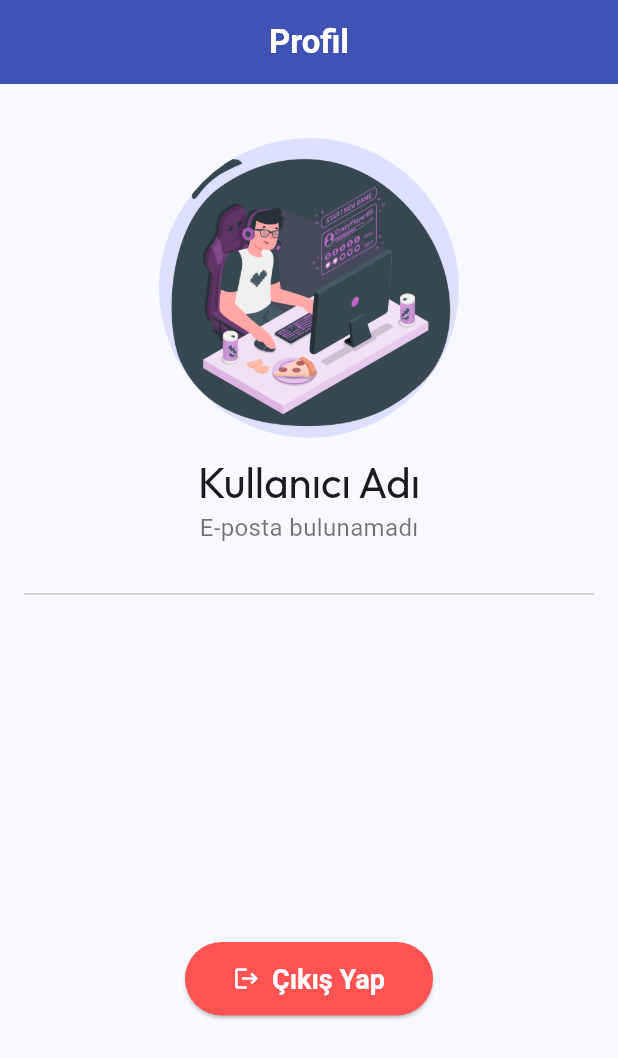
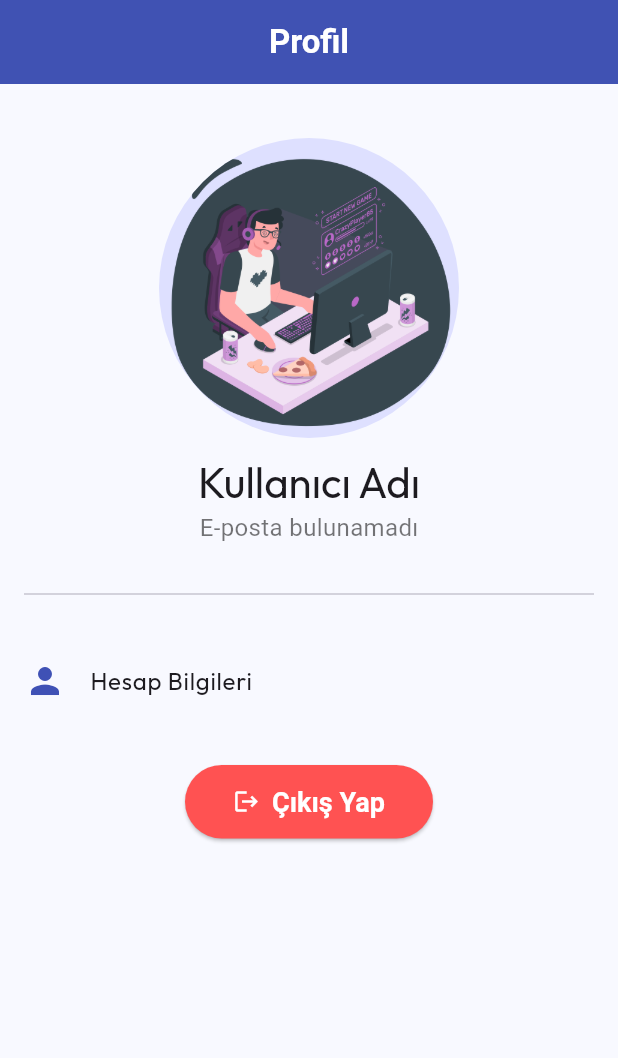
Before and after one commit to bunyaminkarahanli/what_to_watch, a Flutter app: the screen it shows after launch, on a phone screen of 412 x 824 dp. Shown: the top 1058 px of the screen. Run offline on Flutter 3.47's test engine with Material 3 defaults, Android fonts, the phone set to English and light mode, and no system bars; our stand-ins replace firebase_auth, firebase_core, google_fonts; accounts and stored records are empty.

Commit message:
firebase bağlanıldı,auth ekranlarında gerekli yönlendirmeler yapıldı

```diff
--- a/lib/auth/signin/view/signin_view.dart
+++ b/lib/auth/signin/view/signin_view.dart
@@ -1,6 +1,7 @@
 import 'package:flutter/material.dart';
 import 'package:what_to_watch/auth/forgotpassword/view/forgot_password_view.dart';
 import 'package:what_to_watch/auth/signin/services/signin_service.dart';
+import 'package:what_to_watch/home/bottom_bar_view.dart';
 
 class SigninView extends StatefulWidget {
   const SigninView({super.key});
@@ -88,6 +89,11 @@ class _SigninViewState extends State<SigninView> {
                   backgroundColor: Colors.green,
                 ),
               );
+              Navigator.pushAndRemoveUntil(
+                context,
+                MaterialPageRoute(builder: (context) => const BottomBarView()),
+                (route) => false,
+              );
             }
           } catch (e) {
             // Hata durumunda kullanıcıya hata mesajını göster
--- /dev/null
+++ b/lib/auth/signout/services/signout_service.dart
@@ -0,0 +1,13 @@
+import 'package:firebase_auth/firebase_auth.dart';
+
+class SignoutService {
+  final FirebaseAuth _auth = FirebaseAuth.instance;
+
+  Future<void> signOut() async {
+    try {
+      await _auth.signOut();
+    } catch (e) {
+      throw Exception("Çıkış işlemi başarısız: $e");
+    }
+  }
+}
--- a/lib/auth/signup/view/signup_view.dart
+++ b/lib/auth/signup/view/signup_view.dart
@@ -1,5 +1,6 @@
 import 'package:flutter/material.dart';
 import 'package:what_to_watch/auth/signup/services/signup_service.dart';
+import 'package:what_to_watch/home/bottom_bar_view.dart';
 
 class SignupView extends StatefulWidget {
   const SignupView({super.key});
@@ -81,6 +82,11 @@ class _SignupViewState extends State<SignupView> {
                   content: Text('Kayıt başarılı! Hoş geldiniz.'),
                   backgroundColor: Colors.green,
                 ),
+              );
+              Navigator.pushAndRemoveUntil(
+                context,
+                MaterialPageRoute(builder: (context) => const BottomBarView()),
+                (route) => false,
               );
             }
           } catch (e) {
--- a/lib/screens/profile/view/profile_view.dart
+++ b/lib/screens/profile/view/profile_view.dart
@@ -1,4 +1,6 @@
 import 'package:flutter/material.dart';
+import 'package:what_to_watch/auth/signin/view/signin_view.dart';
+import 'package:what_to_watch/auth/signout/services/signout_service.dart';
 
 class ProfileView extends StatefulWidget {
   const ProfileView({super.key});
@@ -8,6 +10,7 @@ class ProfileView extends StatefulWidget {
 }
 
 class _ProfileViewState extends State<ProfileView> {
+  final SignoutService _auth = SignoutService();
   @override
   Widget build(BuildContext context) {
     //final user = authService.firebaseAuth.currentUser;
@@ -37,20 +40,65 @@ class _ProfileViewState extends State<ProfileView> {
               style: theme.textTheme.bodyMedium,
             ),
             const SizedBox(height: 24),
-            const Divider(),
-            ListTile(),
-            ListTile(),
-            ListTile(),
-            ListTile(),
+            const Divider(thickness: 1),
+            const SizedBox(height: 24),
+            _profileItem(Icons.person, 'Hesap Bilgileri', () {}),
+            const SizedBox(height: 30),
+            signOutButtonBuild(),
+          ],
+        ),
+      ),
+    );
+  }
 
-            ElevatedButton.icon(
-              onPressed: () {},
-              icon: const Icon(Icons.logout),
-              label: const Text('Çıkış Yap'),
-              style: ElevatedButton.styleFrom(
+  ElevatedButton signOutButtonBuild() {
+    return ElevatedButton.icon(
+      onPressed: () async {
+        try {
+          await _auth.signOut();
+
+          if (mounted) {
+            ScaffoldMessenger.of(context).showSnackBar(
+              const SnackBar(
+                content: Text('Başarıyla çıkış yapıldı.'),
+                backgroundColor: Colors.green,
+              ),
+            );
+
+            Navigator.pushAndRemoveUntil(
+              context,
+              MaterialPageRoute(builder: (context) => const SigninView()),
+              (route) => false,
+            );
+          }
+        } catch (e) {
+          if (mounted) {
+            ScaffoldMessenger.of(context).showSnackBar(
+              SnackBar(
+                content: Text(e.toString()),
                 backgroundColor: Colors.redAccent,
               ),
-            ),
+            );
+          }
+        }
+      },
+      icon: const Icon(Icons.logout),
+      label: const Text('Çıkış Yap'),
+      style: ElevatedButton.styleFrom(backgroundColor: Colors.redAccent),
+    );
+  }
+
+  _profileItem(IconData icon, String text, VoidCallback onTap) {
+    final theme = Theme.of(context);
+    return InkWell(
+      onTap: onTap,
+      child: Padding(
+        padding: const EdgeInsets.symmetric(vertical: 12),
+        child: Row(
+          children: [
+            Icon(icon, size: 28, color: theme.colorScheme.primary),
+            const SizedBox(width: 16),
+            Text(text, style: theme.textTheme.bodyLarge),
           ],
         ),
       ),
```
Also changed, not shown: firebase.json, lib/firebase_options.dart, 1 other file.
